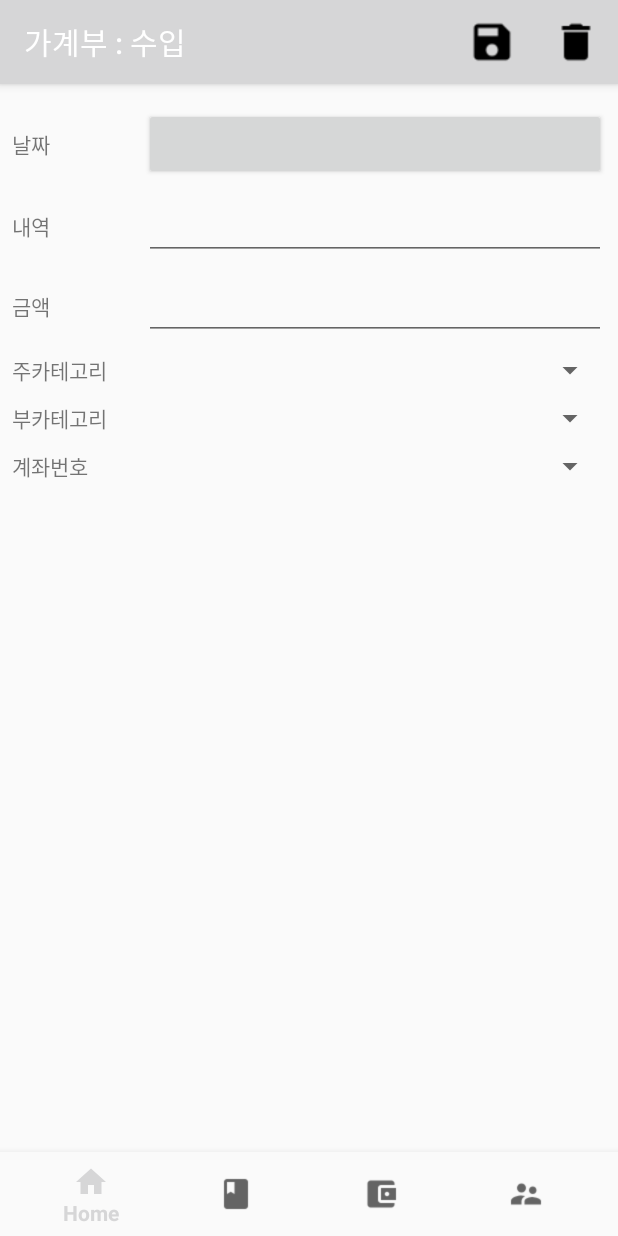
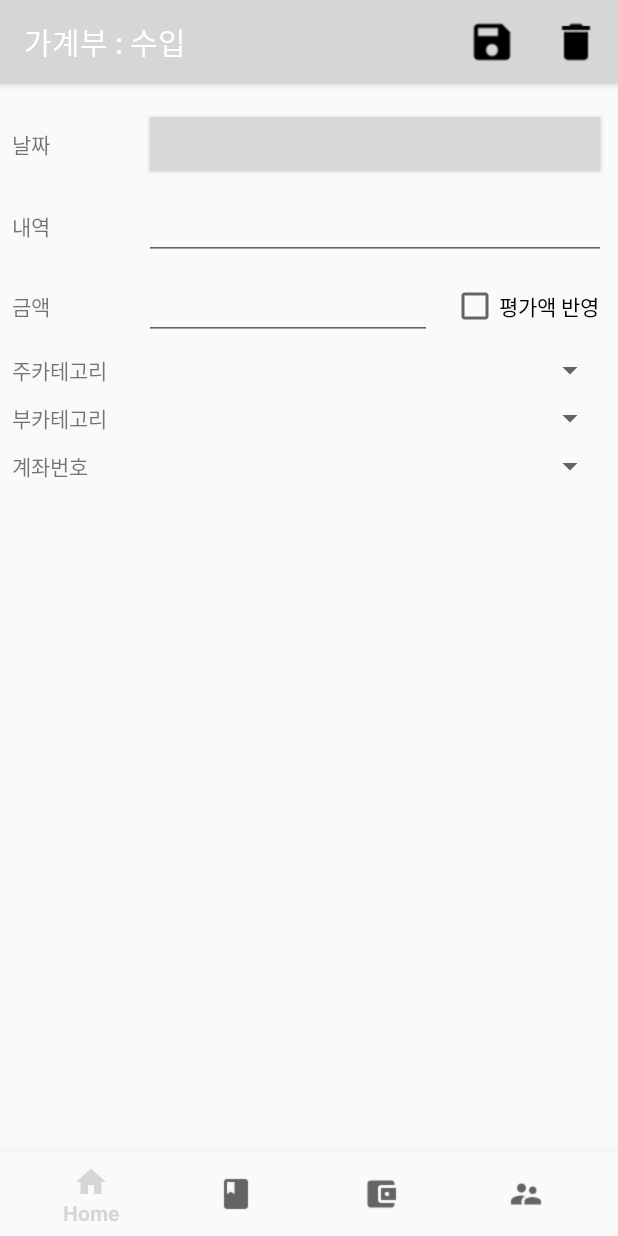
Before and after one commit to watering95/MoneyRecord, an Android app: the fragment FragmentEditIncome placed in its activity, on a phone screen of 412 x 824 dp. Run offline under Robolectric (Android 15) with nearby library versions, the phone set to English and light mode, and no system bars; our stand-ins replace Firebase (no records; nobody signed in at launch, a user with empty details on screens opened directly), Room's generated code, data binding; libraries missing offline, so code that uses them is left out: androidx.databinding.library, com.firebase.ui; pictures from the network do not load; 10 statements that could not run were skipped.

Commit message:
version 1.25 Add Selecting function at inputing Spend, Income

```diff
--- a/app/src/main/java/com/watering/moneyrecord/fragments/FragmentEditInoutKRW.kt
+++ b/app/src/main/java/com/watering/moneyrecord/fragments/FragmentEditInoutKRW.kt
@@ -74,6 +74,11 @@ class FragmentEditInoutKRW : Fragment() {
                 fragmentManager?.let { dialog.show(it, "dialog") }
             }
         }
+        binding.buttonUpdateEvaluationFragmentEditInoutKrw.setOnClickListener {
+            binding.viewmodel?.run {
+                evaluation = evaluation!! - withdraw!! + deposit!!
+            }
+        }
 
         Converter.addConvertedTextChangedListener(binding.editWithdrawFragmentEditInoutKrw)
         Converter.addConvertedTextChangedListener(binding.editDepositFragmentEditInoutKrw)
--- a/app/src/main/java/com/watering/moneyrecord/fragments/FragmentHomeList.kt
+++ b/app/src/main/java/com/watering/moneyrecord/fragments/FragmentHomeList.kt
@@ -22,7 +22,7 @@ class FragmentHomeList : Fragment() {
     override fun onCreateView(inflater: LayoutInflater, container: ViewGroup?, savedInstanceState: Bundle?): View? {
         binding = inflate(inflater, R.layout.fragment_home_list, container, false)
         initLayout()
-        return binding.root
+        return binding.fragmentHomeList
     }
 
     fun updateList() {
--- a/app/src/main/res/layout/fragment_edit_income.xml
+++ b/app/src/main/res/layout/fragment_edit_income.xml
@@ -4,6 +4,7 @@
         <import type="com.watering.moneyrecord.model.Converter"/>
         <variable name="viewmodel" type="com.watering.moneyrecord.viewmodel.ViewModelEditIncome"/>
         <variable name="amount" type="Integer"/>
+        <variable name="isUpdateEvaluation" type="Boolean" />
     </data>
     <androidx.constraintlayout.widget.ConstraintLayout
             android:id="@+id/fragment_edit_income"
@@ -45,16 +46,20 @@
                 android:layout_marginTop="16dp" android:id="@+id/button_date_fragment_edit_income"
                 app:layout_constraintStart_toEndOf="@+id/textView4" android:layout_marginStart="8dp"
                 android:layout_marginEnd="8dp" app:layout_constraintEnd_toEndOf="parent"/>
+
         <EditText
+                android:id="@+id/edit_details_fragment_edit_income"
                 android:layout_width="0dp"
                 android:layout_height="wrap_content"
+                android:layout_marginStart="8dp"
+                android:layout_marginTop="8dp"
+                android:layout_marginEnd="8dp"
+                android:ems="10"
+                android:inputType="text"
                 android:text="@={viewmodel.income.details}"
-                android:ems="10"
-                android:id="@+id/edit_details_fragment_edit_income" android:layout_marginTop="8dp"
-                app:layout_constraintTop_toBottomOf="@+id/button_date_fragment_edit_income"
-                android:layout_marginEnd="8dp"
-                app:layout_constraintEnd_toEndOf="parent" app:layout_constraintStart_toEndOf="@+id/textView8"
-                android:layout_marginStart="8dp" android:inputType="text"/>
+                app:layout_constraintEnd_toEndOf="parent"
+                app:layout_constraintStart_toEndOf="@+id/textView8"
+                app:layout_constraintTop_toBottomOf="@+id/button_date_fragment_edit_income" />
         <TextView
                 android:text="@string/details"
                 android:layout_width="80dp"
@@ -70,11 +75,9 @@
                 android:layout_height="wrap_content"
                 android:layout_marginStart="8dp"
                 android:layout_marginTop="8dp"
-                android:layout_marginEnd="8dp"
-                android:ems="10"
+                android:ems="9"
                 android:inputType="numberSigned"
                 android:text="@={Converter.intToStr(amount)}"
-                app:layout_constraintEnd_toEndOf="parent"
                 app:layout_constraintStart_toEndOf="@+id/textView9"
                 app:layout_constraintTop_toBottomOf="@+id/edit_details_fragment_edit_income" />
         <TextView
@@ -118,5 +121,18 @@
                 android:layout_marginStart="8dp" app:layout_constraintEnd_toEndOf="parent"
                 android:layout_marginEnd="8dp" android:layout_marginTop="8dp"
                 app:layout_constraintTop_toBottomOf="@+id/spinner_categorysub_fragment_edit_income"/>
+
+        <CheckBox
+                android:id="@+id/checkBox"
+                android:layout_width="wrap_content"
+                android:layout_height="wrap_content"
+                android:layout_marginStart="8dp"
+                android:layout_marginEnd="8dp"
+                android:text="@string/update_evaluation"
+                android:checked="@={isUpdateEvaluation}"
+                app:layout_constraintBottom_toBottomOf="@+id/edit_amount_fragment_edit_income"
+                app:layout_constraintEnd_toEndOf="parent"
+                app:layout_constraintStart_toEndOf="@+id/edit_amount_fragment_edit_income"
+                app:layout_constraintTop_toTopOf="@+id/edit_amount_fragment_edit_income" />
     </androidx.constraintlayout.widget.ConstraintLayout>
 </layout>
--- a/app/src/main/res/values/strings.xml
+++ b/app/src/main/res/values/strings.xml
@@ -18,6 +18,8 @@
     <string name="exchange_rate">환율</string>
     <string name="foreign_principal">외화 원금</string>
     <string name="krw_evaluation">원화 평가금액</string>
+    <string name="update_evaluation">평가액 반영</string>
+    <string name="update_inout">입출금액 반영</string>
     <string name="profit">이익율</string>
     <string name="name">이름</string>
     <string name="company">회사</string>
--- a/build.gradle
+++ b/build.gradle
@@ -1,16 +1,16 @@
 // Top-level build file where you can add configuration options common to all sub-projects/modules.
 
 buildscript {
-    ext.kotlin_version = '1.3.50'
+    ext.kotlin_version = '1.3.61'
     repositories {
         google()
         jcenter()
 
     }
     dependencies {
-        classpath 'com.android.tools.build:gradle:3.5.2'
+        classpath 'com.android.tools.build:gradle:3.5.3'
         classpath "org.jetbrains.kotlin:kotlin-gradle-plugin:$kotlin_version"
-        classpath 'com.google.gms:google-services:4.3.2'
+        classpath 'com.google.gms:google-services:4.3.3'
         // NOTE: Do not place your application dependencies here; they belong
         // in the individual module build.gradle files
     }
```
Also changed, not shown: app/build.gradle (+10 -10 lines), app/src/main/java/com/watering/moneyrecord/fragments/FragmentAccountTransfer.kt (+6 -3 lines), app/src/main/java/com/watering/moneyrecord/fragments/FragmentEditIncome.kt (+5 -2 lines), app/src/main/java/com/watering/moneyrecord/fragments/FragmentEditSpend.kt (+7 -4 lines), app/src/main/java/com/watering/moneyrecord/model/Processing.kt (+14 -14 lines), app/src/main/java/com/watering/moneyrecord/viewmodel/ViewModelApp.kt (+20 -106 lines), app/src/main/res/layout/fragment_account_transfer.xml (+34 -10 lines), app/src/main/res/layout/fragment_edit_inout_krw.xml (+13 -3 lines), app/src/main/res/layout/fragment_edit_spend.xml (+15 -3 lines).
